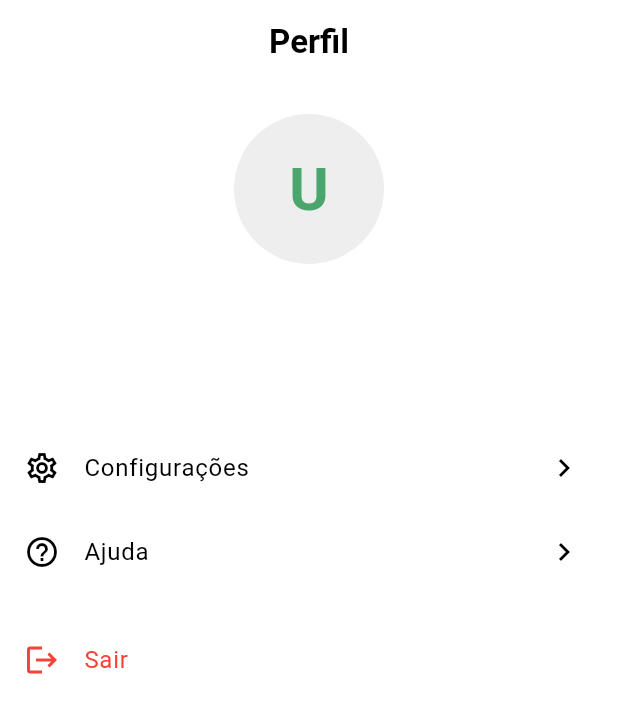
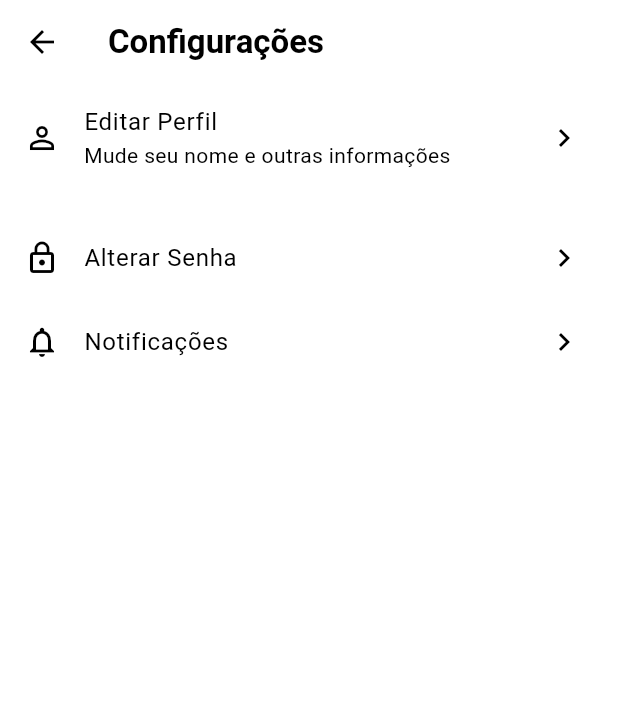
Before and after one commit to LucaVianna/flutter_project2, a Flutter app: the ProfileScreen screen opened directly, after a tap on "Configurações", on a phone screen of 412 x 824 dp. Shown: the top 713 px of the screen. Run offline on Flutter 3.47's test engine with Material 3 defaults, Android fonts, the phone set to English and light mode, and no system bars; our stand-ins replace cloud_firestore, firebase_auth, firebase_core; accounts and stored records are empty; generated files the repository leaves out were written again.

Commit message:
Criando a settings screen e chamando-a pela profile screen

```diff
--- a/lib/features/home/presentation/pages/tabs/profile_screen.dart
+++ b/lib/features/home/presentation/pages/tabs/profile_screen.dart
@@ -3,7 +3,7 @@
 import 'package:flutter/material.dart';
 import 'package:nectar_online_groceries/features/admin/presentation/pages/manage_products_screen.dart';
 import 'package:nectar_online_groceries/features/admin/presentation/pages/manage_orders_screen.dart';
-// import 'settings_screen.dart';
+import 'settings_screen.dart';
 import 'package:provider/provider.dart';
 import '../../../../auth/presentation/providers/auth_provider.dart';
 
@@ -81,9 +81,9 @@ class ProfileScreen extends StatelessWidget {
               trailing: const Icon(Icons.chevron_right),
               onTap: () {
                 // Navega para a tela de configurações
-                // Navigator.of(context).push(
-                //   MaterialPageRoute(builder: (ctx) => const SettingsScreen())
-                // );
+                Navigator.of(context).push(
+                  MaterialPageRoute(builder: (ctx) => const SettingsScreen())
+                );
               },
             ),
             ListTile(
--- /dev/null
+++ b/lib/features/home/presentation/pages/tabs/settings_screen.dart
@@ -0,0 +1,63 @@
+import 'package:flutter/material.dart';
+
+// Futuramente importaremos a tela de edição aqui
+// import 'edit_profile_screen.dart';
+
+class SettingsScreen extends StatelessWidget {
+  const SettingsScreen({super.key});
+
+  @override
+  Widget build(BuildContext context) {
+    return Scaffold(
+      appBar: AppBar(
+        title: Text(
+          'Configurações',
+          style: TextStyle(
+            fontWeight: FontWeight.bold,
+          ),
+        ),
+      ),
+      body: ListView(
+        children: [
+          ListTile(
+            leading: const Icon(Icons.person_outline),
+            title: const Text(
+              'Editar Perfil',
+            ),
+            subtitle: const Text(
+              'Mude seu nome e outras informações',
+            ),
+            trailing: const Icon(Icons.chevron_right),
+            onTap: () {
+              // Ação de Editar Perfil (A ser implementado)
+              ScaffoldMessenger.of(context).showSnackBar(
+                const SnackBar(content: Text(
+                  'Tela de Editar Perfil a ser implementada'
+                )),
+              );
+            },
+          ),
+          const Divider(),
+          ListTile(
+            leading: const Icon(Icons.lock_outline),
+            title: const Text('Alterar Senha'),
+            trailing: const Icon(Icons.chevron_right),
+            onTap: () {
+              // Futura tela de alterar senha
+            },
+          ),
+          ListTile(
+            leading: const Icon(Icons.notifications_outlined),
+            title: const Text(
+              'Notificações',
+            ),
+            trailing: const Icon(Icons.chevron_right),
+            onTap: () {
+              // Futura tela de configuração de notificação
+            },
+          ),
+        ],
+      ),
+    );
+  }
+}
```
